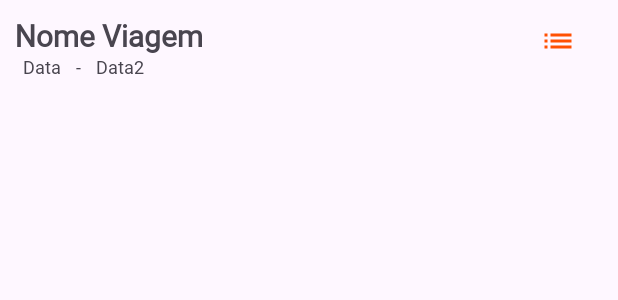
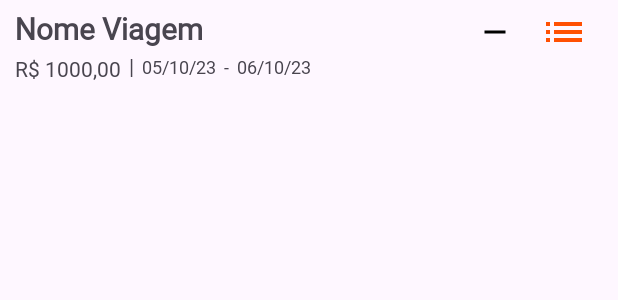
Before and after one commit to GeoHBR/ProjetoMobile, an Android app: the layout modelo_viagem_lista.xml on its own in the app's theme, with its tools: preview values and no code run, on a phone screen of 412 x 824 dp. Shown: the top 300 px of the screen. Run offline under Robolectric (Android 15) with nearby library versions, the phone set to English and light mode, and no system bars.

Commit message:
-Troquei alguns botões PNG por XML pra alterar as cores -Strings no arquivo strings.xml -Icone novo no modelo_viagem_lista.xml -Daniel fez uns bagulhos no UsuarioDAO

```diff
--- a/app/src/main/java/com/example/projetomobile/database/dao/UsuarioDAO.java
+++ b/app/src/main/java/com/example/projetomobile/database/dao/UsuarioDAO.java
@@ -30,7 +30,7 @@ public class UsuarioDAO extends AbstrataDAO{
         contentValues.put(UsuarioModel.COLUNA_EMAIL, model.getEmail());
         contentValues.put(UsuarioModel.COLUNA_SENHA, model.getSenha());
 
-        isInsert = db.insert(ViagemModel.TABLE_NAME, null, contentValues);
+        isInsert = db.insert(UsuarioModel.TABLE_NAME, null, contentValues);
 
         Close();
 
--- /dev/null
+++ b/app/src/main/res/drawable/icone_add_viagem.xml
@@ -0,0 +1,5 @@
+<vector android:height="60dp" android:tint="#FF4400"
+    android:viewportHeight="24" android:viewportWidth="24"
+    android:width="60dp" xmlns:android="http://schemas.android.com/apk/res/android">
+    <path android:fillColor="@android:color/white" android:pathData="M12,2C6.48,2 2,6.48 2,12s4.48,10 10,10 10,-4.48 10,-10S17.52,2 12,2zM17,13h-4v4h-2v-4L7,13v-2h4L11,7h2v4h4v2z"/>
+</vector>
--- a/app/src/main/res/drawable/icone_lista.xml
+++ b/app/src/main/res/drawable/icone_lista.xml
@@ -1,5 +1,5 @@
-<vector android:autoMirrored="true" android:height="24dp"
+<vector android:autoMirrored="true" android:height="32dp"
     android:tint="#FF5003" android:viewportHeight="24"
-    android:viewportWidth="24" android:width="24dp" xmlns:android="http://schemas.android.com/apk/res/android">
+    android:viewportWidth="24" android:width="32dp" xmlns:android="http://schemas.android.com/apk/res/android">
     <path android:fillColor="@android:color/white" android:pathData="M3,13h2v-2L3,11v2zM3,17h2v-2L3,15v2zM3,9h2L5,7L3,7v2zM7,13h14v-2L7,11v2zM7,17h14v-2L7,15v2zM7,7v2h14L21,7L7,7z"/>
 </vector>
--- /dev/null
+++ b/app/src/main/res/drawable/icone_ok.xml
@@ -0,0 +1,5 @@
+<vector android:height="24dp" android:tint="#FF4400"
+    android:viewportHeight="24" android:viewportWidth="24"
+    android:width="24dp" xmlns:android="http://schemas.android.com/apk/res/android">
+    <path android:fillColor="@android:color/white" android:pathData="M12,2C6.48,2 2,6.48 2,12s4.48,10 10,10 10,-4.48 10,-10S17.52,2 12,2zM10,17l-5,-5 1.41,-1.41L10,14.17l7.59,-7.59L19,8l-9,9z"/>
+</vector>
--- /dev/null
+++ b/app/src/main/res/drawable/remover.xml
@@ -0,0 +1,5 @@
+<vector android:height="24dp" android:tint="#000000"
+    android:viewportHeight="24" android:viewportWidth="24"
+    android:width="24dp" xmlns:android="http://schemas.android.com/apk/res/android">
+    <path android:fillColor="@android:color/white" android:pathData="M19,13H5v-2h14v2z"/>
+</vector>
--- a/app/src/main/res/layout/modelo_viagem_lista.xml
+++ b/app/src/main/res/layout/modelo_viagem_lista.xml
@@ -7,10 +7,11 @@
     <RelativeLayout
         android:layout_width="wrap_content"
         android:layout_height="wrap_content"
-        android:layout_marginTop="10dp"
+
         android:orientation="horizontal">
 
         <TextView
+            android:layout_marginTop="5dp"
             android:id="@+id/text_nome_viagem"
             android:textStyle="bold"
             android:layout_width="wrap_content"
@@ -19,7 +20,16 @@
             android:fontFamily="@font/padrao"
             android:textSize="20dp"
             android:layout_marginLeft="10dp"/>
-        <ImageView
+        <ImageButton
+            android:background="@android:color/transparent"
+            android:id="@+id/remover_viagem"
+            android:layout_marginTop="11dp"
+            android:layout_marginLeft="320dp"
+            android:src="@drawable/remover"
+            android:layout_width="20dp"
+            android:layout_height="20dp"/>
+        <ImageButton
+            android:background="@android:color/transparent"
             android:layout_marginTop="5dp"
             android:layout_marginLeft="360dp"
             android:layout_width="wrap_content"
@@ -34,18 +44,33 @@
         android:layout_height="wrap_content"
         android:orientation="horizontal">
         <TextView
+            android:layout_marginTop="-1dp"
+            android:layout_marginLeft="10dp"
+            android:layout_marginRight="5dp"
+            android:fontFamily="@font/padrao"
+            android:layout_width="wrap_content"
+            android:layout_height="wrap_content"
+            android:text="R$ 1000,00"/>
+        <TextView
+            android:layout_marginTop="-3dp"
+
+            android:fontFamily="@font/padrao"
+            android:layout_width="wrap_content"
+            android:layout_height="wrap_content"
+            android:text="|"/>
+        <TextView
             android:layout_marginTop="-3dp"
             android:id="@+id/text_data1"
             android:textSize="12dp"
-            android:layout_marginLeft="15dp"
+            android:layout_marginLeft="5dp"
             android:layout_width="wrap_content"
             android:layout_height="wrap_content"
-            android:text="Data"
+            android:text="05/10/23"
             android:fontFamily="@font/padrao"/>
         <TextView
             android:layout_marginTop="-3dp"
             android:textSize="12dp"
-            android:layout_marginLeft="10dp"
+            android:layout_marginLeft="5dp"
             android:layout_width="wrap_content"
             android:layout_height="wrap_content"
             android:text="-"
@@ -54,10 +79,10 @@
             android:layout_marginTop="-3dp"
             android:id="@+id/text_data2"
             android:textSize="12dp"
-            android:layout_marginLeft="10dp"
+            android:layout_marginLeft="5dp"
             android:layout_width="wrap_content"
             android:layout_height="wrap_content"
-            android:text="Data2"
+            android:text="06/10/23"
             android:fontFamily="@font/padrao"/>
     </LinearLayout>
 
--- a/app/src/main/res/values/strings.xml
+++ b/app/src/main/res/values/strings.xml
@@ -9,4 +9,6 @@
     <string name="invalid_username">Not a valid username</string>
     <string name="invalid_password">Password must be >5 characters</string>
     <string name="login_failed">"Login failed"</string>
+    <string name="nome_do_individuo">Nome do Individuo</string>
+    <string name="adicionar">adicionar</string>
 </resources>
```
Also changed, not shown: app/src/main/res/layout/activity_viagens.xml (+12 -11 lines), app/src/main/res/drawable/icone_ok.png (deleted).
